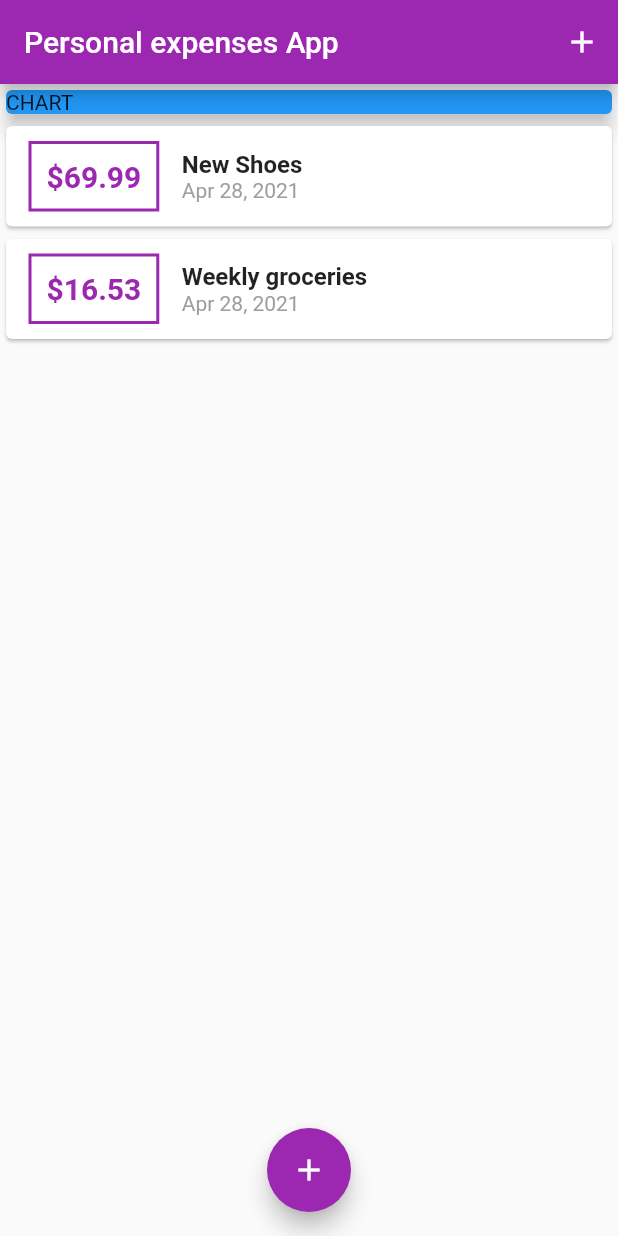
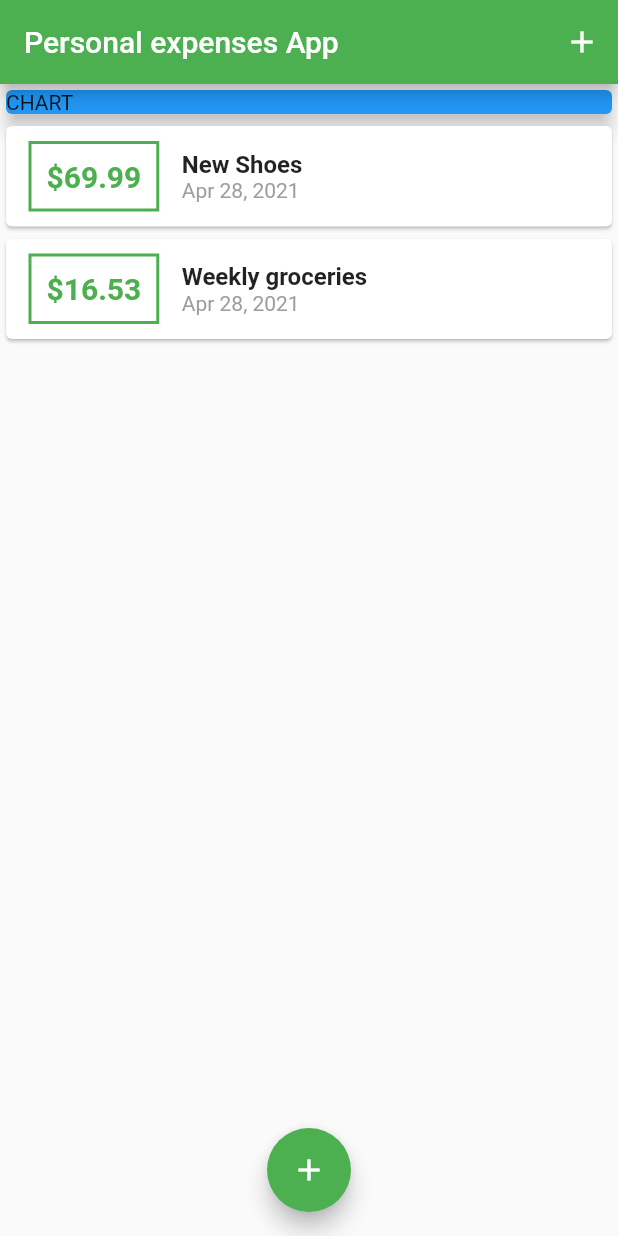
Before and after one commit to learnerdilip/personal_expense_App, a Flutter app: the screen it shows after launch, on a phone screen of 412 x 824 dp. Run offline on Flutter 3.47's test engine with Material 2 defaults, Android fonts, the phone set to English and light mode, and no system bars.

```diff
--- a/lib/main.dart
+++ b/lib/main.dart
@@ -13,7 +13,7 @@ class MyApp extends StatelessWidget {
   Widget build(BuildContext context) {
     return MaterialApp(
       title: 'Personal expenses App',
-      theme: ThemeData(primarySwatch: Colors.purple),
+      theme: ThemeData(primarySwatch: Colors.green),
       home: MyHomePage(),
     );
   }
```
